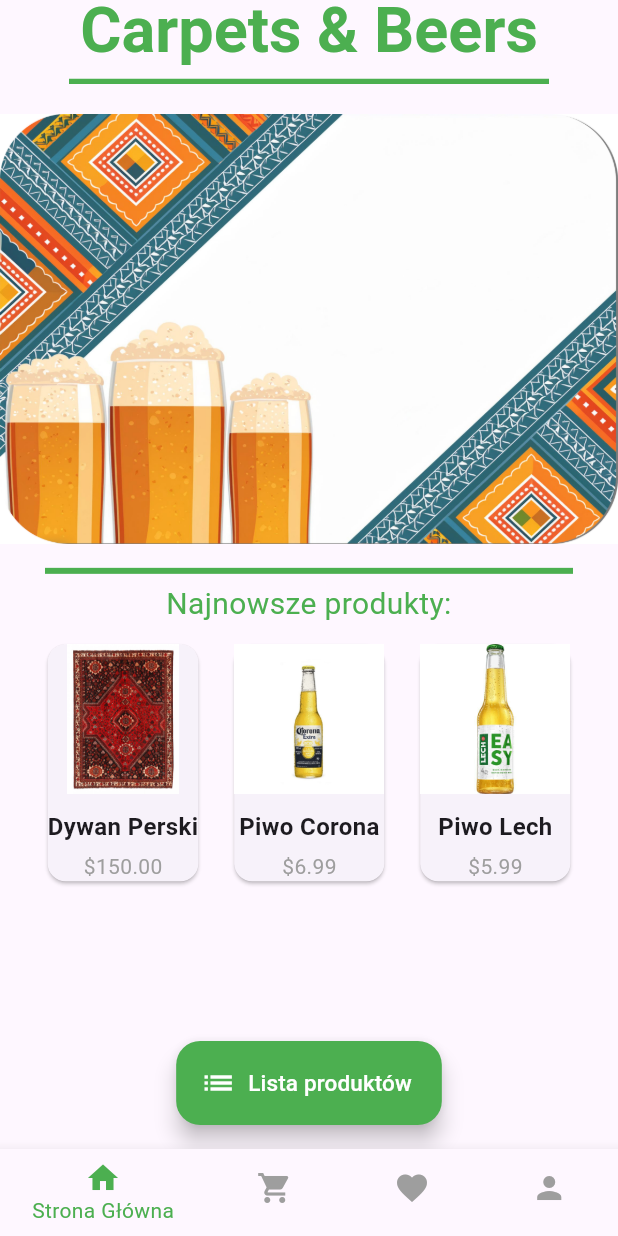
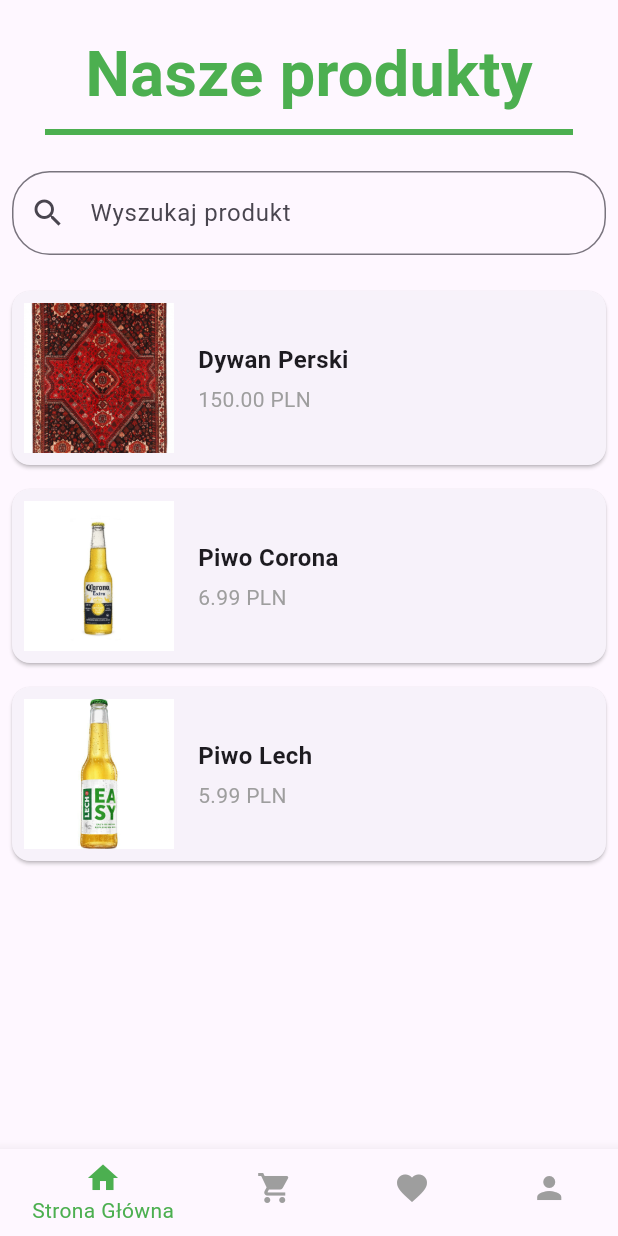
Before and after one commit to Lecrut/CarpetsAndBeers, a Flutter app: the screen it shows after launch, after a tap on "Lista produktów", on a phone screen of 412 x 824 dp. Run offline on Flutter 3.47's test engine with Material 3 defaults, Android fonts, the phone set to English and light mode, and no system bars.

Commit message:
added shop page with all products displaying + filtering by name

```diff
--- a/src/app/lib/landing_page.dart
+++ b/src/app/lib/landing_page.dart
@@ -1,4 +1,5 @@
 import 'package:app/navigation/bottom_navigation.dart';
+import 'package:app/shop_page.dart';
 import 'package:flutter/material.dart';
 import 'package:app/navigation/app_bar.dart';
 
@@ -22,9 +23,10 @@
   }
 
   void _navigateToProductList() {
-    // Implement navigation to product list page
-    // For example:
-    // Navigator.push(context, MaterialPageRoute(builder: (context) => ProductListPage()));
+    Navigator.push(
+      context,
+      MaterialPageRoute(builder: (context) => ShopPage()),
+    );
   }
 
   @override
--- /dev/null
+++ b/src/app/lib/shop_page.dart
@@ -0,0 +1,139 @@
+import 'package:app/navigation/bottom_navigation.dart';
+import 'package:flutter/material.dart';
+import 'package:app/navigation/app_bar.dart';
+
+class ShopPage extends StatefulWidget {
+  @override
+  _ShopPageState createState() => _ShopPageState();
+}
+
+class _ShopPageState extends State<ShopPage> {
+  final List<Map<String, dynamic>> products = [
+    {'name': 'Dywan Perski', 'price': 150.00, 'imagePath': 'images/dywan.jpg'},
+    {'name': 'Piwo Corona', 'price': 6.99, 'imagePath': 'images/corona.png'},
+    {'name': 'Piwo Lech', 'price': 5.99, 'imagePath': 'images/lech.jpg'},
+  ];
+
+  late List<Map<String, dynamic>> filteredProducts;
+  TextEditingController searchController = TextEditingController();
+
+  @override
+  void initState() {
+    super.initState();
+    filteredProducts = products;
+    searchController.addListener(() {
+      filterProducts();
+    });
+  }
+
+  void filterProducts() {
+    setState(() {
+      filteredProducts = products
+          .where((product) => product['name']
+              .toLowerCase()
+              .contains(searchController.text.toLowerCase()))
+          .toList();
+    });
+  }
+
+  @override
+  Widget build(BuildContext context) {
+    return Scaffold(
+      // appBar: const MyAppBar(pageTitle: "Shop"),
+      body: Column(
+        children: [
+          const SizedBox(height: 20.0),
+          const Text(
+            'Nasze produkty',
+            style: const TextStyle(
+              fontWeight: FontWeight.bold,
+              color: Colors.green,
+              fontSize: 42.0,
+            ),
+          ),
+          const Padding(
+            padding: EdgeInsets.symmetric(horizontal: 30.0),
+            child: Divider(
+              color: Colors.green,
+              thickness: 4.0,
+            ),
+          ),
+          SizedBox(height: 10),
+          Padding(
+            padding: const EdgeInsets.all(8.0),
+            child: TextField(
+              controller: searchController,
+              decoration: const InputDecoration(
+                labelText: 'Wyszukaj produkt',
+                hintText: 'Jakie piwko wariacie?',
+                prefixIcon: Icon(Icons.search),
+                border: OutlineInputBorder(
+                  borderRadius: BorderRadius.all(Radius.circular(25.0)),
+                ),
+              ),
+            ),
+          ),
+          Expanded(
+            child: ListView.builder(
+              padding: const EdgeInsets.all(8.0),
+              itemCount: filteredProducts.length,
+              itemBuilder: (context, index) {
+                final product = filteredProducts[index];
+                return ProductTile(
+                  name: product['name'],
+                  price: product['price'],
+                  imagePath: product['imagePath'],
+                );
+              },
+            ),
+          ),
+        ],
+      ),
+      bottomNavigationBar: BottomMenu(),
+    );
+  }
+}
+
+class ProductTile extends StatelessWidget {
+  final String name;
+  final double price;
+  final String imagePath;
+
+  ProductTile(
+      {required this.name, required this.price, required this.imagePath});
+
+  @override
+  Widget build(BuildContext context) {
+    return Card(
+      margin: const EdgeInsets.symmetric(vertical: 8.0),
+      child: Padding(
+        padding: const EdgeInsets.all(8.0),
+        child: Row(
+          children: [
+            Image.asset(
+              imagePath,
+              width: 100,
+              height: 100,
+              fit: BoxFit.cover,
+            ),
+            const SizedBox(width: 16),
+            Column(
+              crossAxisAlignment: CrossAxisAlignment.start,
+              children: [
+                Text(
+                  name,
+                  style: TextStyle(fontSize: 16, fontWeight: FontWeight.bold),
+                ),
+                const SizedBox(height: 5),
+                Text(
+                  '${price.toStringAsFixed(2)} PLN',
+                  style: TextStyle(fontSize: 14, color: Colors.grey),
+                ),
+              ],
+            ),
+          ],
+        ),
+      ),
+    );
+  }
+}
```
